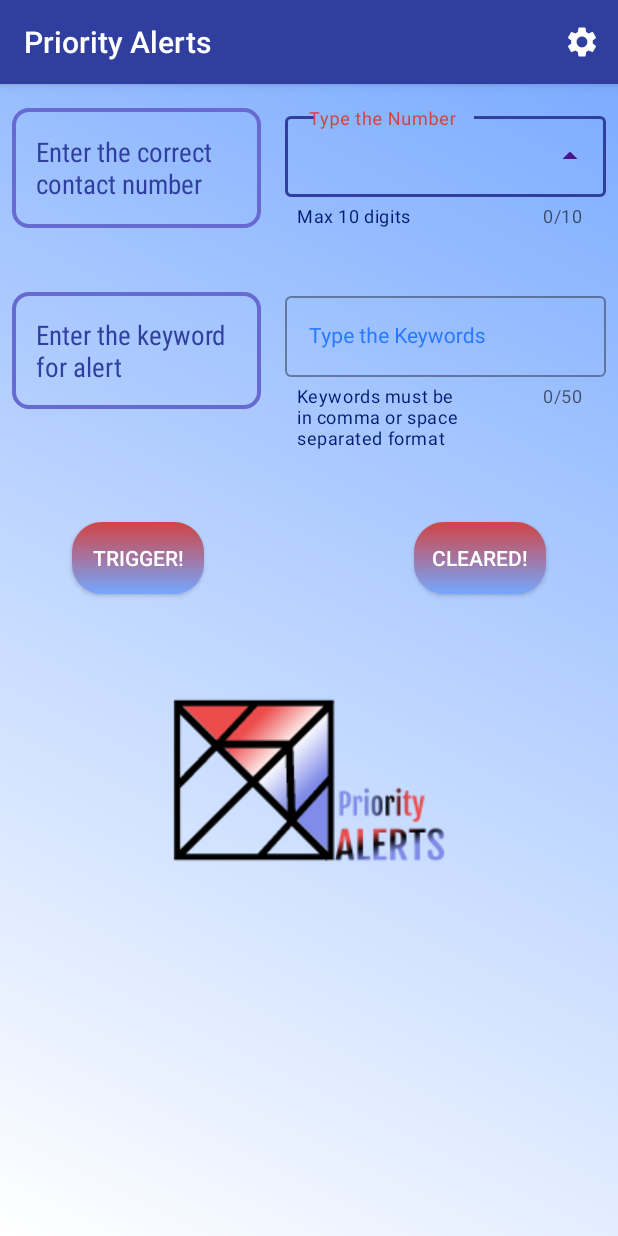
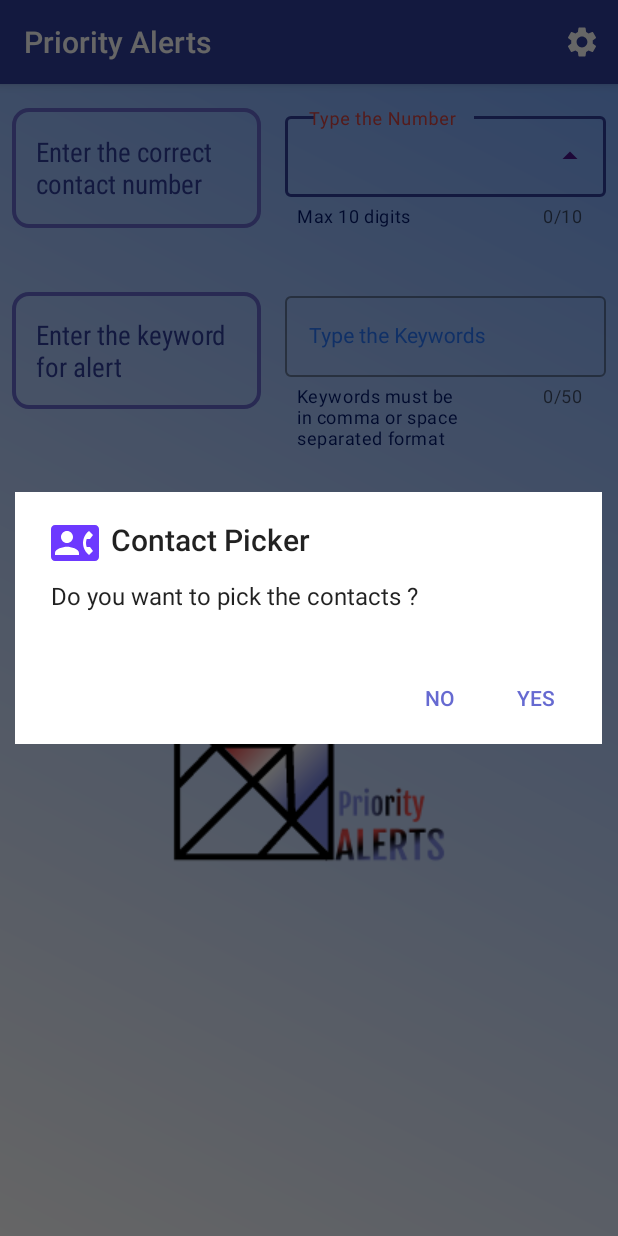
Before and after one commit to saiga006/message-finder, an Android app: the MainActivity screen opened directly, with no data from a screen before it, after a tap on an icon or button, on a phone screen of 412 x 824 dp. Run offline under Robolectric (Android 15) with nearby library versions, the phone set to English and light mode, and no system bars; 1 statement that could not run was skipped; 2 other taps on this screen came first.

Commit message:
[FEAT-15] Link auto suggestion feature with app settings
-- Add support for auto suggestion experimental feature
-- Refactor auto suggestion and contact picker dialog flow
-- Link the auto suggestion feature with the app preference screen
-- Add verbose comments and refactor some onfocus change listener code
-- Bump the version to 2.9.0

```diff
--- a/app/build.gradle
+++ b/app/build.gradle
@@ -9,8 +9,8 @@
         minSdkVersion(23)
         // guaranteed to work property in Android 9, obeying Android 9 behavior changes
         targetSdkVersion(29)
-        versionCode 7
-        versionName "2.7"
+        versionCode 9
+        versionName "2.9"
         testInstrumentationRunner "androidx.test.runner.AndroidJUnitRunner"
     }
     buildTypes {
--- a/app/src/main/AndroidManifest.xml
+++ b/app/src/main/AndroidManifest.xml
@@ -64,7 +64,7 @@
         <service
             android:name=".SMSForegroundService"
             android:enabled="true"
-            android:exported="false"></service>
+            android:exported="false" />
     </application>
 
 </manifest>
--- a/app/src/main/java/com/saiga/find/messagefinder/MainActivity.java
+++ b/app/src/main/java/com/saiga/find/messagefinder/MainActivity.java
@@ -19,8 +19,8 @@
 import androidx.loader.app.LoaderManager;
 import androidx.core.content.ContextCompat;
 // framework independent activity class, appears & behaves same across all platform versions
-import androidx.loader.content.CursorLoader;
-import androidx.loader.content.Loader;
+//import androidx.loader.content.CursorLoader;
+//import androidx.loader.content.Loader;
 import androidx.appcompat.app.AlertDialog;
 import androidx.appcompat.app.AppCompatActivity;
 //for persisting the state between rotation, other runtime configuration changes
@@ -70,7 +70,7 @@
 import static android.content.Intent.FLAG_ACTIVITY_NEW_DOCUMENT;
 
 
-public class MainActivity extends AppCompatActivity implements View.OnClickListener{
+public class MainActivity extends AppCompatActivity implements View.OnClickListener, TextWatcher {
 
     private static final String CONFIG_MSG = "saved the config to capture SMS packets";
     private static final String triggerStatus = "Triggered!";
@@ -115,15 +115,21 @@
     private static SharedPreferences config = null;
 
     // look whether read contacts permission is granted for this app.
-    // serves as a check for auto suggestion popup
-    // currently unused
-    private static boolean isRequestDiagDisabled = false;
+    // serves as one of the check for auto suggestion popup
+    private boolean isRequestDiagDisabled = false;
 
     // flag to mark onboard activity start and completion states
     private static boolean showOnboarding = false;
 
     // flag to monitor whether contact picker feature was used recently
     private boolean isContactPicked = false;
+
+
+
+
+
+    // used to register text watcher listener and to unregister listener
+    TextInputLayout contact_number_layout = null;
 
     @Override
     protected void onCreate(Bundle savedInstanceState) {
@@ -135,6 +141,7 @@
             showOnboarding = true;
             // start onboard activity if it is the first time user installation
             startActivity(new Intent(this, Onboarding.class));
+            // this calls the ondestroy of this activity, when onboarding is launched
             this.finish();
         } else {
             showOnboarding = false;
@@ -165,47 +172,10 @@
 
         // listen to the contact number field and throw error,
         // if it is wrong, disable trigger button in such cases
-        final TextInputLayout contact_number_layout = findViewById(R.id.contact_input_layout);
-        contact_number_layout.getEditText().addTextChangedListener(new TextWatcher() {
-            @Override
-            public void beforeTextChanged(CharSequence s, int start, int count, int after) {
+        contact_number_layout = findViewById(R.id.contact_input_layout);
+        contact_number_layout.getEditText().addTextChangedListener(this);
 
-            }
 
-            @Override
-            public void onTextChanged(CharSequence s, int start, int before, int count) {
-                // if the contact number field has more numbers or if it has any other character
-                // other than number, then throw error in UI and set helper text for user
-                if (s.length() > 10 || s.toString().matches("(?!^\\d+$)^.+$")) {
-                    contact_number_layout.setError("Doesn't meet the input format/limit !");
-                    contact_number_layout.setErrorIconDrawable(R.drawable.ic_block_24dp);
-                    contact_number_layout.setErrorEnabled(true);
-                    contact_number_layout.setErrorIconOnClickListener(new View.OnClickListener() {
-                        @Override
-                        public void onClick(View v) {
-                            contact_number_layout.getEditText().getText().clear();
-                        }
-                    });
-                    trigButton.setBackgroundColor(getColor(R.color.material_on_background_disabled));
-                    trigButton.setEnabled(false);
-                } else {
-                    contact_number_layout.setErrorEnabled(false);
-                    contact_number_layout.setHelperTextEnabled(true);
-                    trigButton.setBackgroundResource(R.drawable.rounded_button_gradient);
-                    trigButton.setEnabled(true);
-                }
-                Log.d(TAG, "some on change listener : " + start + before + count);
-            }
-
-            @Override
-            public void afterTextChanged(Editable s) {
-
-            }
-        });
-
-        // Initialise cursor adapter with contact layout and contents to be
-        // fetched from contacts provider
-        setupContactAdapter();
         final AutoCompleteTextView contactTextView = (AutoCompleteTextView) findViewById(R.id.contact_value);
         // Create the loader callback object to query the contacts content provider async using a cursor loader
         // cursor loader and filter query provider doesn't work with each other very well, so better drop using loader
@@ -250,6 +220,16 @@
         });
 
 
+
+
+        // ask contact permission before showing suggestions ....
+        // check dont show again is pressed by user in earlier case
+        if (!checkUserConfig()) {
+            // Initialise cursor adapter with contact layout and contents to be
+            // fetched from contacts provider
+            setupContactAdapter();
+            // we attach list item click listener, only if auto suggestion is enabled by user,
+            // by default auto suggestion is disabled in the app
             contactTextView.setOnItemClickListener(new AdapterView.OnItemClickListener() {
                 @Override
                 public void onItemClick(AdapterView<?> parent, View view, int position, long id) {
@@ -259,11 +239,12 @@
                     Log.d(TAG,"selected phone contact" + contactTitle.getText() );
                 }
             });
-        // passes the text, on field selection by the cursor
+            // passes the text, on user selection of corresponding field pointed by the cursor
             contactAdapter.setCursorToStringConverter(new SimpleCursorAdapter.CursorToStringConverter() {
                 @Override
                 public CharSequence convertToString(Cursor cursor) {
                     String phoneNumber = cursor.getString(cursor.getColumnIndexOrThrow(ContactsContract.CommonDataKinds.Phone.NUMBER));
+                    // removed country code and returns 10 digit mobile number
                     return spliceNumber(phoneNumber);
                 }
             });
@@ -271,9 +252,7 @@
             // setup the adaptor with the auto complete textview,
             contactTextView.setAdapter(contactAdapter);
 
-        // ask contact permission before showing suggestions ....
-        // check dont show again is pressed by user in earlier case
-        if (!checkUserConfig()) {
+            Log.d(TAG,"Check user Config is false");
             if (checkReadContactPermission()){
                 //deprecated -- loader callbacks, instead FilterQueryProvider fits to our scenario
               //  getSupportLoaderManager().initLoader(CONTACT_LOADER_ID,new Bundle(),contactsLoader);
@@ -633,7 +612,7 @@
         }  else {
             // we defer the dialog message approx. by two seconds, so that it appears natural to user.
             // this offloads the oncreate execution time.
-            if (!isRequestDiagDisabled && !showOnboarding) {
+            if (!showOnboarding) {
                 Handler delayShowingDialog = new Handler(getMainLooper());
                 delayShowingDialog.postDelayed(new Runnable() {
                     @Override
@@ -663,7 +642,7 @@
     //before spamming the user check the shared preference file for existing config
     private boolean checkUserConfig(){
         SharedPreferences sharedPreferences = getSharedPreferences("Settings", Context.MODE_PRIVATE);
-        return sharedPreferences.getBoolean("autoSuggDisabled",false);
+        return sharedPreferences.getBoolean("autoSuggDisabled",true);
     }
 
     // setting user config of disabling auto suggestion feature
@@ -724,4 +703,64 @@
         });
     }
 
+
+
+
+
+
+
+
+
+
+
+
+
+
+
+
+    @Override
+    public void beforeTextChanged(CharSequence charSequence, int i, int i1, int i2) {
+
     }
+
+    @Override
+    public void onTextChanged(CharSequence s, int start, int before, int count) {
+        // if the contact number field has more numbers or if it has any other character
+        // other than number, then throw error in UI and set helper text for user
+        if (s.length() > 10 || s.toString().matches("(?!^\\d+$)^.+$")) {
+            contact_number_layout.setError("Doesn't meet the input format/limit !");
+            contact_number_layout.setErrorIconDrawable(R.drawable.ic_block_24dp);
+            contact_number_layout.setErrorEnabled(true);
+            contact_number_layout.setErrorIconOnClickListener(new View.OnClickListener() {
+                @Override
+                public void onClick(View v) {
+                    contact_number_layout.getEditText().getText().clear();
+                }
+            });
+            // if user has entered wrong number, prevent the user from hitting the trigger button
+            trigButton.setBackgroundColor(getColor(R.color.material_on_background_disabled));
+            trigButton.setEnabled(false);
+        } else {
+            // manages the state when user types contact number correctly after a misspelled scenario
+            contact_number_layout.setErrorEnabled(false);
+            contact_number_layout.setHelperTextEnabled(true);
+            trigButton.setBackgroundResource(R.drawable.rounded_button_gradient);
+            trigButton.setEnabled(true);
+        }
+        Log.d(TAG, "some on change listener : " + start + before + count);
+    }
+
+    @Override
+    public void afterTextChanged(Editable editable) {
+
+    }
+
+    @Override
+    protected void onDestroy() {
+        super.onDestroy();
+        // unregister our on text change listener from edit text field
+        contact_number_layout.getEditText().removeTextChangedListener(this);
+    }
+
+
+}
--- a/app/src/main/java/com/saiga/find/messagefinder/MyDialogFragment.java
+++ b/app/src/main/java/com/saiga/find/messagefinder/MyDialogFragment.java
@@ -10,7 +10,9 @@
 
 import com.google.android.material.dialog.MaterialAlertDialogBuilder;
 
-
+/**
+ * Custom dialog for auto suggestion feature
+ */
 public class MyDialogFragment extends DialogFragment {
 
     public MyDialogFragment() {
@@ -42,6 +44,7 @@
                     public void onClick(DialogInterface dialog, int which) {
                         // When user presses dismiss,
                         // call this so that, when user comes back to the app, the permission dialog doesn't appear again
+                        // this will contack picker option to appear
                         ((MainActivity)MyDialogFragment.this.requireActivity()).setPopup(true);
 
                     }
@@ -50,6 +53,7 @@
                     @Override
                     public void onClick(DialogInterface dialog, int which) {
                         // when user presses neutral, mark auto suggestion as off in persistent storage
+                        // so that contact picker can be used instead
                         ((MainActivity)MyDialogFragment.this.requireActivity()).setUserConfig(true);
                     }
                 });
--- a/app/src/main/java/com/saiga/find/messagefinder/SMSReceiver.java
+++ b/app/src/main/java/com/saiga/find/messagefinder/SMSReceiver.java
@@ -20,7 +20,10 @@
 import java.util.Objects;
 
 
-
+/**
+ * Performs pattern matching with the keywords against the received SMS messages
+ * and invokes our sms foreground service to trigger priority alert
+ */
 public class SMSReceiver extends BroadcastReceiver {
 
     public static final String TAG = "SMSReceiver";
--- a/app/src/main/res/layout/activity_main.xml
+++ b/app/src/main/res/layout/activity_main.xml
@@ -62,7 +62,7 @@
                 android:layout_weight="1"
                 android:inputType="phone"
                 android:background="@null"
-                android:completionThreshold="1"
+                android:completionThreshold="3"
                 android:textAppearance="?android:attr/textAppearance"
                 tools:ignore="Autofill" />
             </com.google.android.material.textfield.TextInputLayout>
@@ -109,7 +109,7 @@
                 app:helperTextTextColor="@color/primaryDarkColor"
                 style="@style/Widget.MaterialComponents.TextInputLayout.OutlinedBox"
                 android:layout_weight="1">
-            <EditText
+            <com.google.android.material.textfield.TextInputEditText
                 android:id="@+id/message_value"
                 android:layout_width="match_parent"
                 android:layout_height="wrap_content"
@@ -150,6 +150,7 @@
             android:layout_centerHorizontal="true"
             android:contentDescription="@string/logo"
             android:src="@drawable/app_logo" />
+        <!-- used as anchor for snackbar appearance in scrolled layout -->
         <androidx.coordinatorlayout.widget.CoordinatorLayout
             android:id="@+id/user_message_layout"
             android:layout_width="match_parent"
--- a/app/src/main/res/layout/contacts_view.xml
+++ b/app/src/main/res/layout/contacts_view.xml
@@ -6,6 +6,7 @@
     android:layout_height="wrap_content"
     android:divider="?attr/dividerHorizontal"
     android:showDividers="end">
+    <!-- adapter view used to display contact name and number in auto suggestion feature -->
     <TextView
         android:id="@+id/contact_title"
         android:layout_width="match_parent"
--- a/app/src/main/res/layout/dialog_layout.xml
+++ b/app/src/main/res/layout/dialog_layout.xml
@@ -5,7 +5,7 @@
     android:layout_height="wrap_content"
     android:padding="16dp"
     android:orientation="horizontal">
-
+<!-- custom dialog layout for auto suggestion feature -->
 
     <TextView
         android:layout_width="0dp"
--- a/app/src/main/res/layout/page_layout.xml
+++ b/app/src/main/res/layout/page_layout.xml
@@ -36,7 +36,7 @@
         tools:src="@drawable/app_logo"/>
     </com.google.android.material.circularreveal.cardview.CircularRevealCardView-->
 
-    <!-- external library for circular image view -->
+    <!-- external library for circular image view used in FTI screen-->
     <de.hdodenhof.circleimageview.CircleImageView
         android:id="@+id/boarding_image"
         android:layout_width="180dp"
--- a/app/src/main/res/layout/screen_onboarding.xml
+++ b/app/src/main/res/layout/screen_onboarding.xml
@@ -43,7 +43,7 @@
         android:layout_alignParentBottom="true"
         android:layout_alignParentEnd="true"/>
 
-
+    <!-- layout to show the page indicator -->
     <LinearLayout
         android:id="@+id/navigator_menu"
         android:layout_width="wrap_content"
```
Lines whose indentation alone changed are shown as unchanged.
